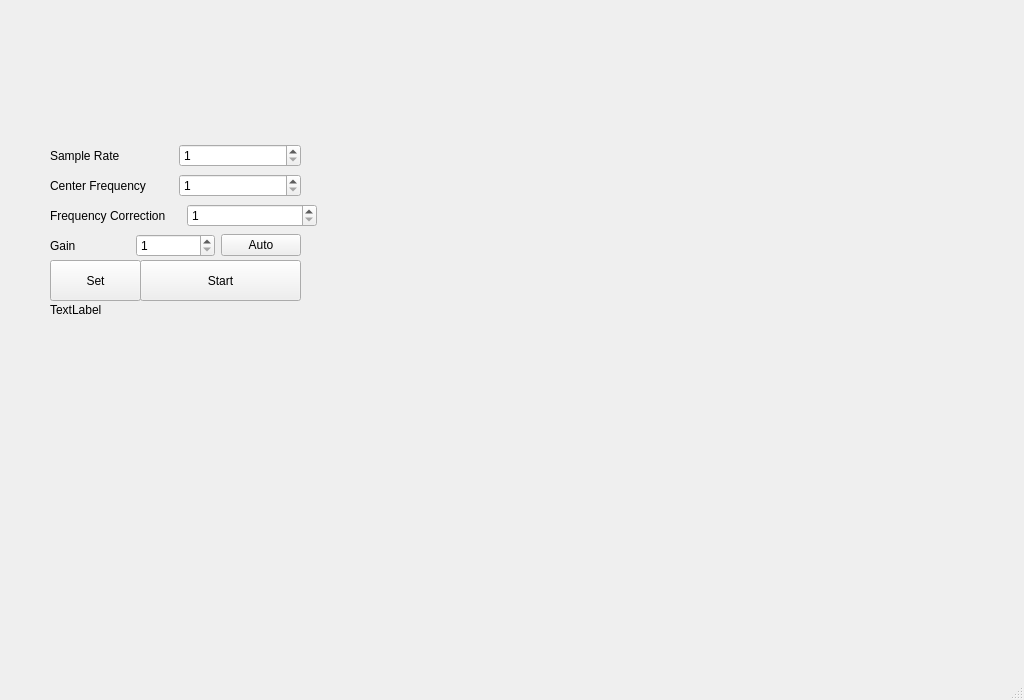
PeterChizhikov/RTL-SDR_Control, file SDR_Client/mainwindow.ui: the form before one commit.
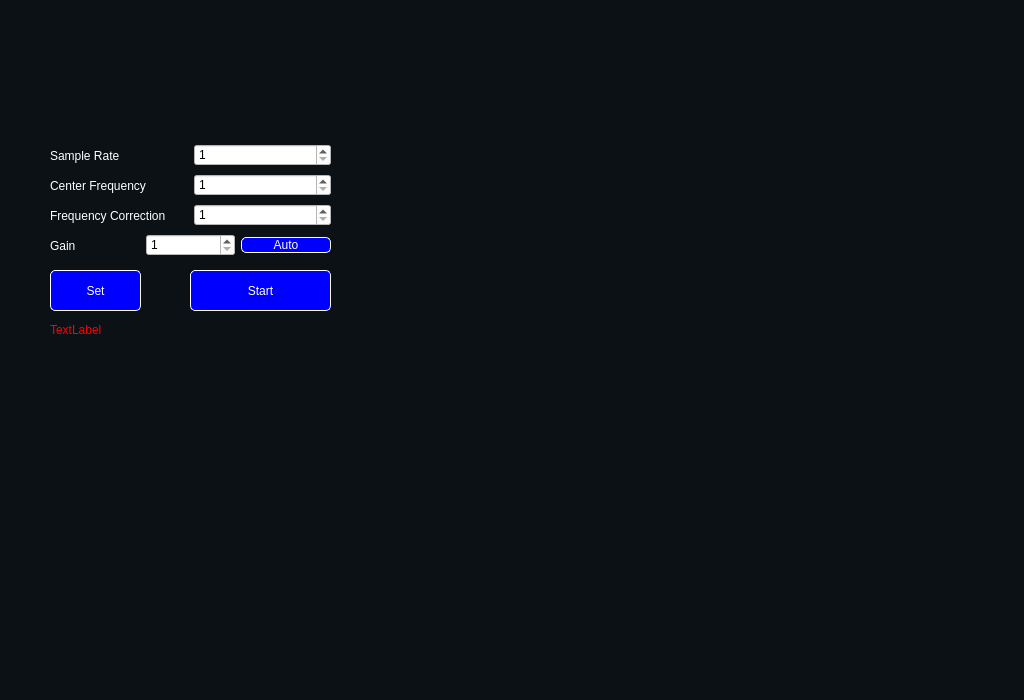
The form after the commit. Custom widgets are drawn as their Qt base class.

Commit message: styles and dirs

```diff
--- a/SDR_Client/mainwindow.ui
+++ b/SDR_Client/mainwindow.ui
@@ -17,7 +17,10 @@
    </size>
   </property>
   <property name="windowTitle">
-   <string>MainWindow</string>
+   <string>Application</string>
+  </property>
+  <property name="styleSheet">
+   <string notr="true">background-color: #0c1116;</string>
   </property>
   <widget class="QWidget" name="centralwidget">
    <widget class="QWidget" name="horizontalLayoutWidget">
@@ -25,13 +28,16 @@
      <rect>
       <x>50</x>
       <y>140</y>
-      <width>251</width>
+      <width>281</width>
       <height>31</height>
      </rect>
     </property>
     <layout class="QHBoxLayout" name="horizontalLayout">
      <item>
       <widget class="QLabel" name="label">
+       <property name="styleSheet">
+        <string notr="true">color: white;</string>
+       </property>
        <property name="text">
         <string>Sample Rate</string>
        </property>
@@ -39,6 +45,9 @@
      </item>
      <item>
       <widget class="QSpinBox" name="spinBox">
+       <property name="styleSheet">
+        <string notr="true">background-color: white;</string>
+       </property>
        <property name="minimum">
         <number>1</number>
        </property>
@@ -54,13 +63,16 @@
      <rect>
       <x>50</x>
       <y>170</y>
-      <width>251</width>
+      <width>281</width>
       <height>31</height>
      </rect>
     </property>
     <layout class="QHBoxLayout" name="horizontalLayout_2">
      <item>
       <widget class="QLabel" name="label_2">
+       <property name="styleSheet">
+        <string notr="true">color: white;</string>
+       </property>
        <property name="text">
         <string>Center Frequency</string>
        </property>
@@ -68,6 +80,9 @@
      </item>
      <item>
       <widget class="QSpinBox" name="spinBox_2">
+       <property name="styleSheet">
+        <string notr="true">background-color: white;</string>
+       </property>
        <property name="minimum">
         <number>1</number>
        </property>
@@ -83,13 +98,16 @@
      <rect>
       <x>50</x>
       <y>200</y>
-      <width>267</width>
+      <width>281</width>
       <height>31</height>
      </rect>
     </property>
     <layout class="QHBoxLayout" name="horizontalLayout_3">
      <item>
       <widget class="QLabel" name="label_3">
+       <property name="styleSheet">
+        <string notr="true">color: white;</string>
+       </property>
        <property name="text">
         <string>Frequency Correction</string>
        </property>
@@ -97,6 +115,9 @@
      </item>
      <item>
       <widget class="QSpinBox" name="spinBox_3">
+       <property name="styleSheet">
+        <string notr="true">background-color: white;</string>
+       </property>
        <property name="minimum">
         <number>1</number>
        </property>
@@ -112,13 +133,16 @@
      <rect>
       <x>50</x>
       <y>230</y>
-      <width>251</width>
+      <width>281</width>
       <height>31</height>
      </rect>
     </property>
     <layout class="QHBoxLayout" name="horizontalLayout_4">
      <item>
       <widget class="QLabel" name="label_4">
+       <property name="styleSheet">
+        <string notr="true">color: white;</string>
+       </property>
        <property name="text">
         <string>Gain</string>
        </property>
@@ -126,6 +150,9 @@
      </item>
      <item>
       <widget class="QSpinBox" name="spinBox_4">
+       <property name="styleSheet">
+        <string notr="true">background-color: white;</string>
+       </property>
        <property name="minimum">
         <number>1</number>
        </property>
@@ -136,6 +163,12 @@
      </item>
      <item>
       <widget class="QPushButton" name="pushButton">
+       <property name="styleSheet">
+        <string notr="true">background-color:blue;
+border-radius: 5px;
+color: white;
+border: 1px solid white;</string>
+       </property>
        <property name="text">
         <string>Auto</string>
        </property>
@@ -146,12 +179,18 @@
    <widget class="QPushButton" name="pushButton_3">
     <property name="geometry">
      <rect>
-      <x>140</x>
-      <y>260</y>
-      <width>161</width>
+      <x>190</x>
+      <y>270</y>
+      <width>141</width>
       <height>41</height>
      </rect>
     </property>
+    <property name="styleSheet">
+     <string notr="true">background-color:blue;
+border-radius: 5px;
+color: white;
+border: 1px solid white;</string>
+    </property>
     <property name="text">
      <string>Start</string>
     </property>
@@ -160,11 +199,17 @@
     <property name="geometry">
      <rect>
       <x>50</x>
-      <y>260</y>
+      <y>270</y>
       <width>91</width>
       <height>41</height>
      </rect>
     </property>
+    <property name="styleSheet">
+     <string notr="true">background-color:blue;
+border-radius: 5px;
+color: white;
+border: 1px solid white;</string>
+    </property>
     <property name="text">
      <string>Set</string>
     </property>
@@ -176,11 +221,14 @@
     <property name="geometry">
      <rect>
       <x>50</x>
-      <y>300</y>
+      <y>320</y>
       <width>251</width>
       <height>20</height>
      </rect>
     </property>
+    <property name="styleSheet">
+     <string notr="true">color: red;</string>
+    </property>
     <property name="text">
      <string>TextLabel</string>
     </property>
@@ -188,10 +236,10 @@
    <widget class="QCustomPlot" name="widget" native="true">
     <property name="geometry">
      <rect>
-      <x>440</x>
-      <y>40</y>
-      <width>571</width>
-      <height>361</height>
+      <x>520</x>
+      <y>20</y>
+      <width>471</width>
+      <height>311</height>
      </rect>
     </property>
    </widget>
```
Left out of the diff: 2 changed lines with no effect on the pictures. The commit also changes 9 other files.
